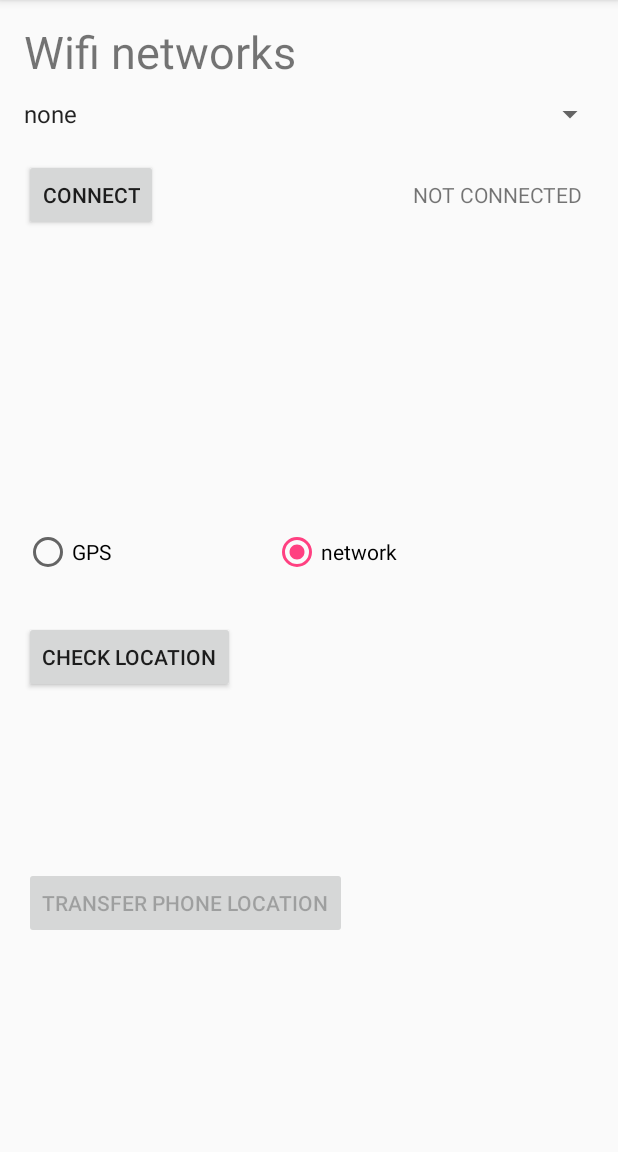
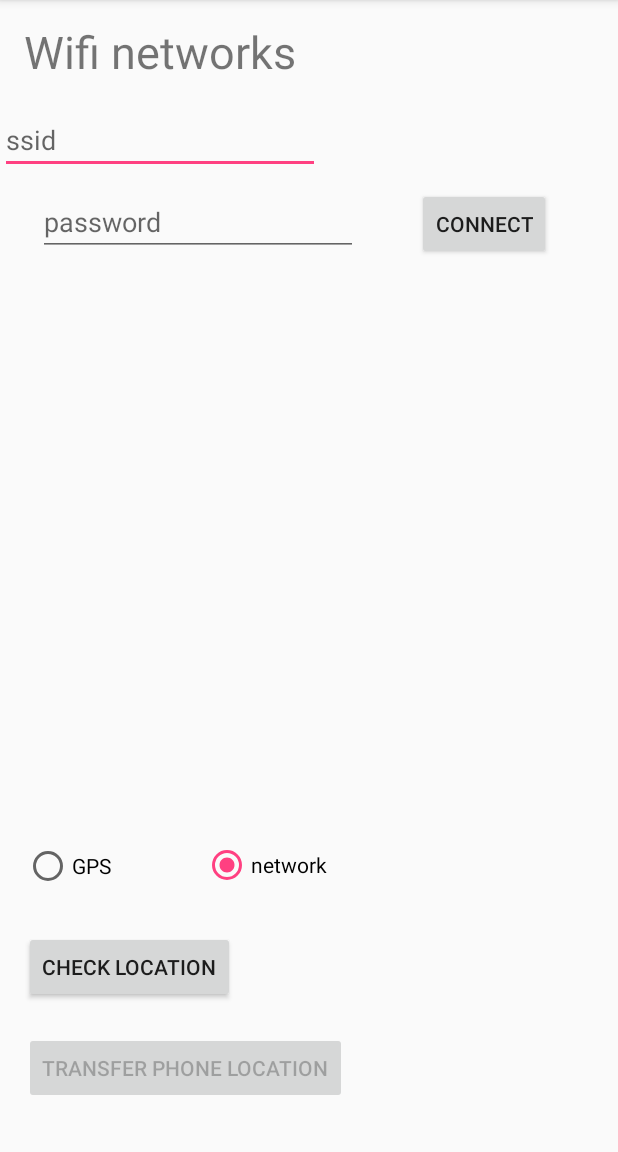
Before and after one commit to Mariani88/tesis-android-config, an Android app: the ConfiguratorActivity screen opened directly, with no data from a screen before it, on a phone screen of 412 x 824 dp, the part 84-1236 px from its top. Run offline under Robolectric (Android 15) with nearby library versions, the phone set to English and light mode, and no system bars.

Commit message:
modify view

```diff
--- a/app/src/main/java/tesis/untref/com/alarmmanagerapp/configurator/view/ConfiguratorActivity.kt
+++ b/app/src/main/java/tesis/untref/com/alarmmanagerapp/configurator/view/ConfiguratorActivity.kt
@@ -5,7 +5,6 @@ import android.location.LocationManager.GPS_PROVIDER
 import android.location.LocationManager.NETWORK_PROVIDER
 import android.os.Bundle
 import android.support.v7.app.AppCompatActivity
-import android.view.View
 import android.widget.*
 import android.widget.Toast.LENGTH_LONG
 import com.google.android.gms.maps.model.LatLng
@@ -13,7 +12,7 @@ import tesis.untref.com.alarmmanagerapp.R
 import tesis.untref.com.alarmmanagerapp.configurator.presenter.ConfiguratorPresenter
 import tesis.untref.com.alarmmanagerapp.location.infrastructure.LocationService
 
-class ConfiguratorActivity : AppCompatActivity(), AdapterView.OnItemSelectedListener, ConfiguratorView {
+class ConfiguratorActivity : AppCompatActivity(), ConfiguratorView {
     private lateinit var configuratorPresenter: ConfiguratorPresenter
 
     private var locationProvider = NETWORK_PROVIDER
@@ -26,14 +25,7 @@ class ConfiguratorActivity : AppCompatActivity(), AdapterView.OnItemSelectedList
         configuratorPresenter = ConfiguratorPresenter(this, LocationService(this))
 
 
-        val networks = arrayListOf("none", "network 1", "network 2")
-        val networksSpinner = findViewById<Spinner>(R.id.spinner)
-        val adapter = ArrayAdapter<String>(this,
-                android.R.layout.simple_spinner_item, networks)
 
-        adapter.setDropDownViewResource(android.R.layout.simple_spinner_dropdown_item)
-        networksSpinner.adapter = adapter
-        networksSpinner.onItemSelectedListener = this
 
         gpsProviderButton = findViewById(R.id.gps_button)
         networkProviderButton = findViewById(R.id.network_button)
@@ -44,15 +36,6 @@ class ConfiguratorActivity : AppCompatActivity(), AdapterView.OnItemSelectedList
         networkProviderButton.setOnClickListener { configuratorPresenter.setLocationProvider(NETWORK_PROVIDER) }
         checkLocationButton.setOnClickListener { configuratorPresenter.findLocation(locationProvider) }
     }
-
-    override fun onNothingSelected(parent: AdapterView<*>?) {
-
-    }
-
-    override fun onItemSelected(parent: AdapterView<*>?, view: View?, position: Int, id: Long) {
-
-    }
-
 
     override fun goLocationView(location: LatLng) {
         val intent = Intent(this, LocationActivity::class.java)
--- a/app/src/main/res/layout/activity_configurator.xml
+++ b/app/src/main/res/layout/activity_configurator.xml
@@ -6,19 +6,6 @@
     android:layout_height="match_parent"
     tools:context="tesis.untref.com.alarmmanagerapp.configurator.view.ConfiguratorActivity"
     tools:layout_editor_absoluteY="81dp">
-
-    <Spinner
-        android:id="@+id/spinner"
-        android:layout_width="0dp"
-        android:layout_height="wrap_content"
-        android:layout_marginEnd="8dp"
-        android:layout_marginLeft="8dp"
-        android:layout_marginRight="8dp"
-        android:layout_marginStart="8dp"
-        android:layout_marginTop="9dp"
-        app:layout_constraintEnd_toEndOf="parent"
-        app:layout_constraintStart_toStartOf="parent"
-        app:layout_constraintTop_toBottomOf="@+id/networks_title" />
 
     <TextView
         android:id="@+id/networks_title"
@@ -36,78 +23,85 @@
         android:id="@+id/connect_button"
         android:layout_width="wrap_content"
         android:layout_height="wrap_content"
-        android:layout_marginLeft="16dp"
-        android:layout_marginStart="16dp"
-        android:layout_marginTop="18dp"
+        android:layout_marginEnd="19dp"
+        android:layout_marginRight="19dp"
         android:text="@string/connect"
-        app:layout_constraintStart_toStartOf="parent"
-        app:layout_constraintTop_toBottomOf="@+id/spinner" />
-
-    <TextView
-        android:id="@+id/connection_indicator"
-        android:layout_width="wrap_content"
-        android:layout_height="wrap_content"
-
-        android:layout_marginEnd="23dp"
-        android:layout_marginRight="23dp"
-        android:layout_marginTop="32dp"
-        android:text="@string/not_connected"
+        app:layout_constraintBaseline_toBaselineOf="@+id/password_edit_text"
         app:layout_constraintEnd_toEndOf="parent"
-        app:layout_constraintTop_toBottomOf="@+id/spinner" />
+        app:layout_constraintStart_toEndOf="@+id/password_edit_text" />
 
     <Button
         android:id="@+id/transfer_location_button"
         android:layout_width="wrap_content"
         android:layout_height="wrap_content"
-        android:layout_marginBottom="34dp"
+        android:layout_marginBottom="32dp"
         android:layout_marginLeft="16dp"
         android:layout_marginStart="16dp"
-        android:layout_marginTop="8dp"
         android:enabled="false"
         android:text="@string/transfer_phone_location"
         app:layout_constraintBottom_toBottomOf="parent"
-        app:layout_constraintStart_toStartOf="parent"
-        app:layout_constraintTop_toBottomOf="@+id/check_location_button" />
+        app:layout_constraintStart_toStartOf="parent" />
 
     <Button
         android:id="@+id/check_location_button"
         android:layout_width="wrap_content"
         android:layout_height="wrap_content"
+        android:layout_marginBottom="19dp"
         android:layout_marginLeft="16dp"
         android:layout_marginStart="16dp"
-        android:layout_marginTop="30dp"
         android:enabled="true"
         android:text="@string/check_location"
-        app:layout_constraintStart_toStartOf="parent"
-        app:layout_constraintTop_toBottomOf="@+id/gps_button" />
+        app:layout_constraintBottom_toTopOf="@+id/transfer_location_button"
+        app:layout_constraintStart_toStartOf="parent" />
 
     <RadioButton
         android:id="@+id/gps_button"
         android:layout_width="wrap_content"
         android:layout_height="wrap_content"
-        android:layout_marginBottom="194dp"
+        android:layout_marginBottom="27dp"
         android:layout_marginLeft="16dp"
         android:layout_marginStart="16dp"
         android:checked="false"
-        android:layout_marginTop="8dp"
         android:text="@string/gps"
-        app:layout_constraintBottom_toBottomOf="parent"
-        app:layout_constraintStart_toStartOf="parent"
-        app:layout_constraintTop_toBottomOf="@+id/connect_button" />
+        app:layout_constraintBottom_toTopOf="@+id/check_location_button"
+        app:layout_constraintStart_toStartOf="parent" />
 
     <RadioButton
         android:id="@+id/network_button"
         android:layout_width="wrap_content"
         android:layout_height="wrap_content"
-        android:layout_marginBottom="30dp"
-        android:layout_marginTop="8dp"
+        android:layout_marginBottom="28dp"
+        android:layout_marginLeft="119dp"
+        android:layout_marginStart="119dp"
+        android:checked="true"
         android:text="@string/network"
-        android:checked="true"
         app:layout_constraintBottom_toTopOf="@+id/check_location_button"
-        app:layout_constraintEnd_toEndOf="parent"
-        app:layout_constraintHorizontal_bias="0.552"
+        app:layout_constraintStart_toStartOf="@+id/check_location_button" />
+
+    <EditText
+        android:id="@+id/ssid_edit_text"
+        android:layout_width="wrap_content"
+        android:layout_height="wrap_content"
+        android:layout_marginTop="16dp"
+        android:ems="10"
+        android:hint="ssid"
+        android:inputType="textPersonName"
+        android:text=""
         app:layout_constraintStart_toStartOf="parent"
-        app:layout_constraintTop_toBottomOf="@+id/connect_button"
-        app:layout_constraintVertical_bias="1.0" />
+        app:layout_constraintTop_toBottomOf="@+id/networks_title" />
+
+    <EditText
+        android:id="@+id/password_edit_text"
+        android:layout_width="wrap_content"
+        android:layout_height="wrap_content"
+        android:layout_marginEnd="14dp"
+        android:layout_marginRight="14dp"
+        android:layout_marginTop="9dp"
+        android:ems="10"
+        android:hint="password"
+        android:inputType="textPassword"
+        app:layout_constraintEnd_toStartOf="@+id/connect_button"
+        app:layout_constraintStart_toStartOf="parent"
+        app:layout_constraintTop_toBottomOf="@+id/ssid_edit_text" />
 
 </android.support.constraint.ConstraintLayout>
```
